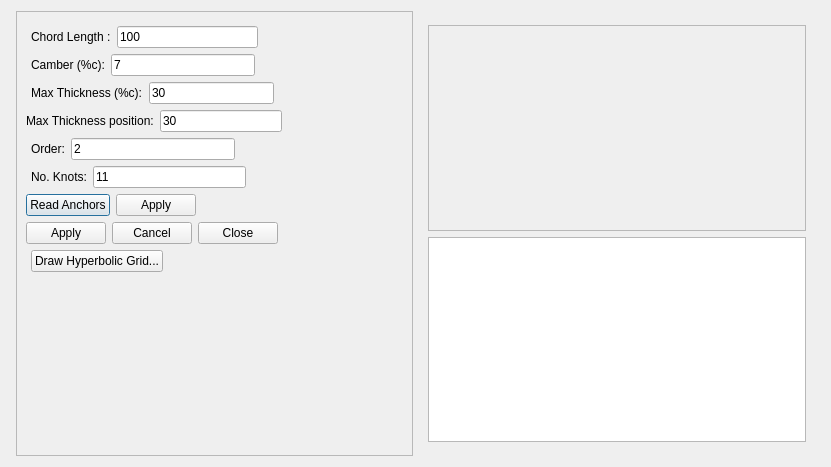
Above: dialogairfoildesigner.ui from appollosputnik/aerodynamicCodeBase before the change. Below: the same form after it.
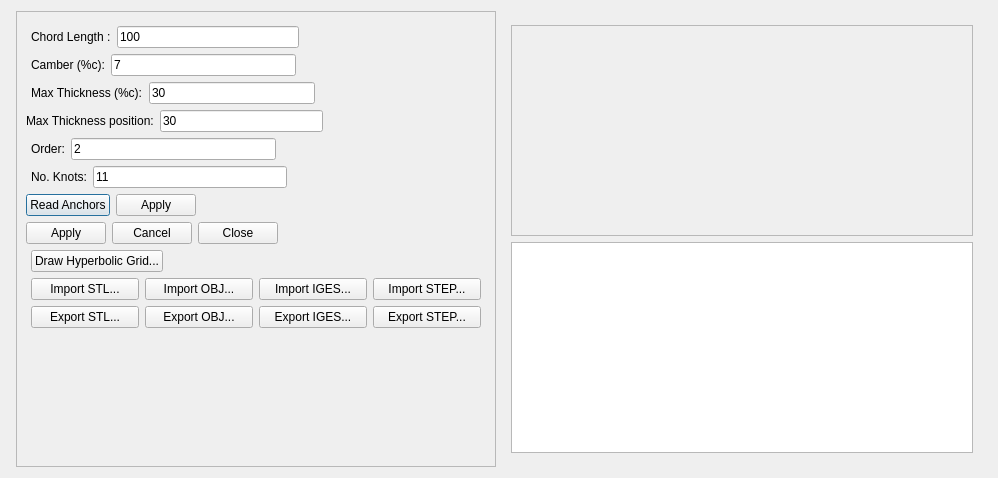
That is the form after the change.

```diff
--- a/dialogairfoildesigner.ui
+++ b/dialogairfoildesigner.ui
@@ -6,8 +6,8 @@
    <rect>
     <x>0</x>
     <y>0</y>
-    <width>831</width>
-    <height>467</height>
+    <width>998</width>
+    <height>478</height>
    </rect>
   </property>
   <property name="windowTitle">
@@ -32,8 +32,8 @@
          <rect>
           <x>0</x>
           <y>0</y>
-          <width>397</width>
-          <height>445</height>
+          <width>480</width>
+          <height>456</height>
          </rect>
         </property>
         <layout class="QGridLayout" name="gridLayout">
@@ -361,20 +361,96 @@
             </layout>
            </item>
            <item>
-            <spacer name="verticalSpacer_2">
-             <property name="orientation">
-              <enum>Qt::Vertical</enum>
+            <layout class="QHBoxLayout" name="horizontalLayout_11">
+             <property name="leftMargin">
+              <number>5</number>
              </property>
-             <property name="sizeHint" stdset="0">
-              <size>
-               <width>20</width>
-               <height>40</height>
-              </size>
+             <property name="rightMargin">
+              <number>5</number>
              </property>
-            </spacer>
+             <item>
+              <widget class="QPushButton" name="pushButton_IMPORT_STL">
+               <property name="text">
+                <string>Import STL...</string>
+               </property>
+              </widget>
+             </item>
+             <item>
+              <widget class="QPushButton" name="pushButton_IMPORT_OBJ">
+               <property name="text">
+                <string>Import OBJ...</string>
+               </property>
+              </widget>
+             </item>
+             <item>
+              <widget class="QPushButton" name="pushButton_IMPORT_IGES">
+               <property name="text">
+                <string>Import IGES...</string>
+               </property>
+              </widget>
+             </item>
+             <item>
+              <widget class="QPushButton" name="pushButton_IMPORT_STEP">
+               <property name="text">
+                <string>Import STEP...</string>
+               </property>
+              </widget>
+             </item>
+            </layout>
+           </item>
+           <item>
+            <layout class="QHBoxLayout" name="horizontalLayout_12">
+             <property name="leftMargin">
+              <number>5</number>
+             </property>
+             <property name="rightMargin">
+              <number>5</number>
+             </property>
+             <item>
+              <widget class="QPushButton" name="pushButton_EXPORT_STL">
+               <property name="text">
+                <string>Export STL...</string>
+               </property>
+              </widget>
+             </item>
+             <item>
+              <widget class="QPushButton" name="pushButton_EXPORT_OBJ">
+               <property name="text">
+                <string>Export OBJ...</string>
+               </property>
+              </widget>
+             </item>
+             <item>
+              <widget class="QPushButton" name="pushButton_EXPORT_IGES_2">
+               <property name="text">
+                <string>Export IGES...</string>
+               </property>
+              </widget>
+             </item>
+             <item>
+              <widget class="QPushButton" name="pushButton_EXPORT_STEP">
+               <property name="text">
+                <string>Export STEP...</string>
+               </property>
+              </widget>
+             </item>
+            </layout>
            </item>
           </layout>
          </item>
+         <item row="1" column="0">
+          <spacer name="verticalSpacer_2">
+           <property name="orientation">
+            <enum>Qt::Vertical</enum>
+           </property>
+           <property name="sizeHint" stdset="0">
+            <size>
+             <width>20</width>
+             <height>40</height>
+            </size>
+           </property>
+          </spacer>
+         </item>
         </layout>
        </widget>
       </widget>
@@ -400,8 +476,8 @@
               <rect>
                <x>0</x>
                <y>0</y>
-               <width>376</width>
-               <height>205</height>
+               <width>460</width>
+               <height>210</height>
               </rect>
              </property>
             </widget>
```
